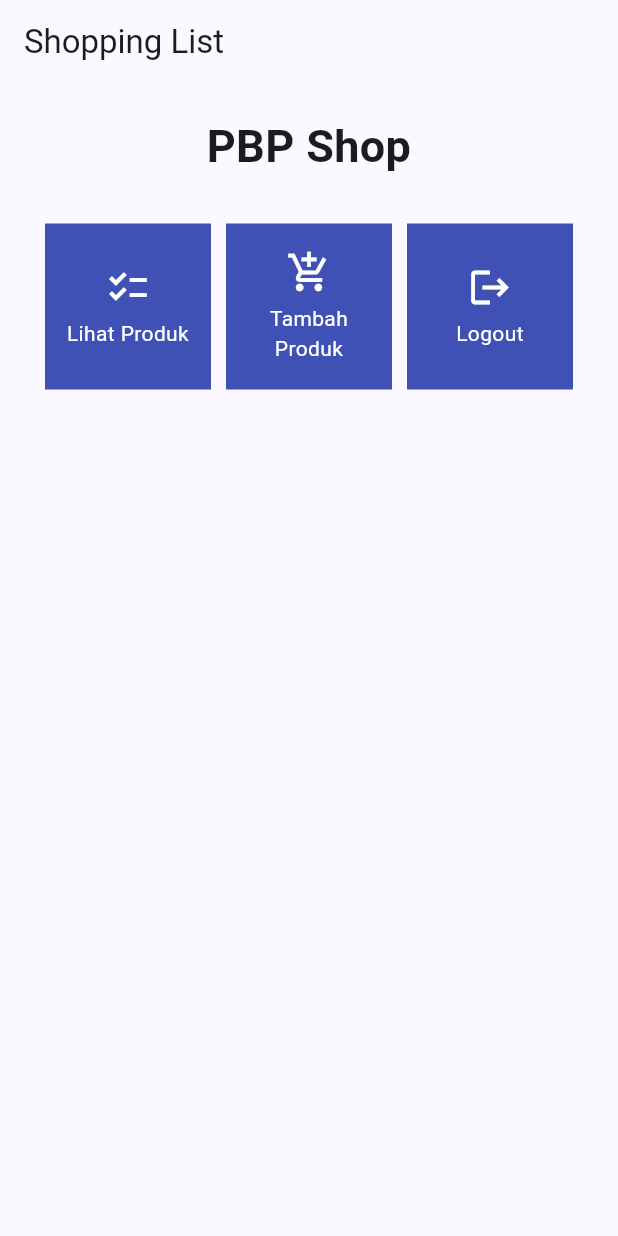
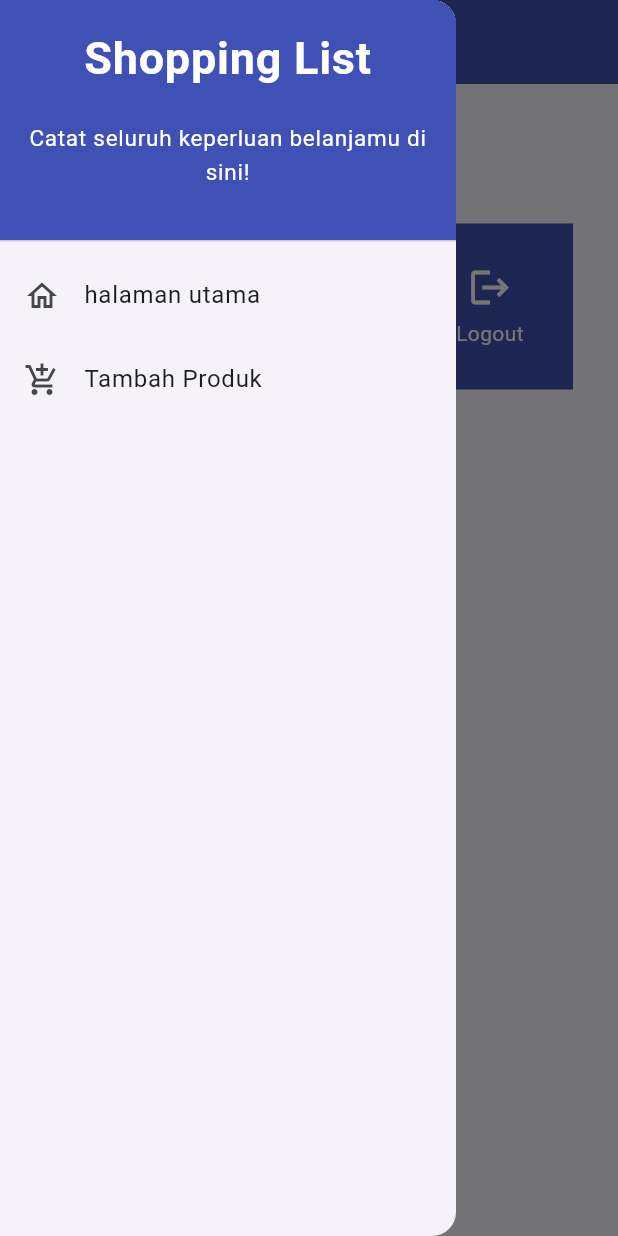
Before and after one commit to CyberSleeper/shopping-list-mobile, a Flutter app: the screen it shows after launch, with the side drawer open (before the commit the screen has no drawer), on a phone screen of 412 x 824 dp. Run offline on Flutter 3.47's test engine with Material 2 defaults, Android fonts, the phone set to English and light mode, and no system bars.

Commit message:
Done Tutorial 7

```diff
--- a/lib/main.dart
+++ b/lib/main.dart
@@ -1,5 +1,5 @@
 import 'package:flutter/material.dart';
-import 'package:shopping_list/menu.dart';
+import 'package:shopping_list/screens/menu.dart';
 
 void main() {
   runApp(const MyApp());
--- a/lib/menu.dart
+++ b/lib/screens/menu.dart
@@ -1,56 +1,6 @@
 import 'package:flutter/material.dart';
-
-class ShopItem {
-  final String name;
-  final IconData icon;
-
-  ShopItem(this.name, this.icon);
-}
-
-class ShopCard extends StatelessWidget {
-  final ShopItem item;
-
-  const ShopCard(this.item, {super.key}); // Constructor
-
-  @override
-  Widget build(BuildContext context) {
-    return Material(
-      color: Colors.indigo,
-      child: InkWell(
-        // Area responsive terhadap sentuhan
-        onTap: () {
-          // Memunculkan SnackBar ketika diklik
-          ScaffoldMessenger.of(context)
-            ..hideCurrentSnackBar()
-            ..showSnackBar(SnackBar(
-                content: Text("Kamu telah menekan tombol ${item.name}!")));
-        },
-        child: Container(
-          // Container untuk menyimpan Icon dan Text
-          padding: const EdgeInsets.all(8),
-          child: Center(
-            child: Column(
-              mainAxisAlignment: MainAxisAlignment.center,
-              children: [
-                Icon(
-                  item.icon,
-                  color: Colors.white,
-                  size: 30.0,
-                ),
-                const Padding(padding: EdgeInsets.all(3)),
-                Text(
-                  item.name,
-                  textAlign: TextAlign.center,
-                  style: const TextStyle(color: Colors.white),
-                ),
-              ],
-            ),
-          ),
-        ),
-      ),
-    );
-  }
-}
+import 'package:shopping_list/widgets/left_drawer.dart';
+import 'package:shopping_list/widgets/shop_card.dart';
 
 class MyHomePage extends StatelessWidget {
   MyHomePage({Key? key}) : super(key: key);
@@ -68,7 +18,10 @@ class MyHomePage extends StatelessWidget {
         title: const Text(
           'Shopping List',
         ),
+        backgroundColor: Colors.indigo,
+        foregroundColor: Colors.white,
       ),
+      drawer: const LeftDrawer(),
       body: SingleChildScrollView(
         // Widget wrapper yang dapat discroll
         child: Padding(
--- /dev/null
+++ b/lib/widgets/left_drawer.dart
@@ -0,0 +1,67 @@
+import 'package:flutter/material.dart';
+import 'package:shopping_list/screens/menu.dart';
+import 'package:shopping_list/screens/shoplist_form.dart';
+
+class LeftDrawer extends StatelessWidget {
+  const LeftDrawer({super.key});
+
+  @override
+  Widget build(BuildContext context) {
+    return Drawer(
+      child: ListView(
+        children: [
+          const DrawerHeader(
+            decoration: BoxDecoration(
+              color: Colors.indigo,
+            ),
+            child: Column(
+              children: [
+                Text(
+                  'Shopping List',
+                  textAlign: TextAlign.center,
+                  style: TextStyle(
+                    fontSize: 30,
+                    fontWeight: FontWeight.bold,
+                    color: Colors.white,
+                  ),
+                ),
+                Padding(padding: EdgeInsets.all(10)),
+                Text(
+                  "Catat seluruh keperluan belanjamu di sini!",
+                  textAlign: TextAlign.center,
+                  style: TextStyle(
+                    fontSize: 15,
+                    color: Colors.white,
+                  )
+                )
+              ],
+            ),
+          ),
+          ListTile(
+            leading: const Icon(Icons.home_outlined),
+            title: const Text('halaman utama'),
+            onTap:  () {
+              Navigator.pushReplacement(
+                context,
+                MaterialPageRoute(
+                  builder: (context) => MyHomePage(),
+                ));
+            },
+          ),
+          ListTile(
+            leading: const Icon(Icons.add_shopping_cart),
+            title: const Text('Tambah Produk'),
+            onTap: () {
+              Navigator.push(
+                context,
+                MaterialPageRoute(
+                  builder: (context) => const ShopFormPage(),
+                )
+              );
+            },
+          )
+        ],
+      )
+    );
+  }
+}
--- /dev/null
+++ b/lib/widgets/shop_card.dart
@@ -0,0 +1,63 @@
+import 'package:flutter/material.dart';
+import 'package:shopping_list/screens/shoplist_form.dart';
+
+class ShopItem {
+  final String name;
+  final IconData icon;
+
+  ShopItem(this.name, this.icon);
+}
+
+class ShopCard extends StatelessWidget {
+  final ShopItem item;
+
+  const ShopCard(this.item, {super.key}); // Constructor
+
+  @override
+  Widget build(BuildContext context) {
+    return Material(
+      color: Colors.indigo,
+      child: InkWell(
+        // Area responsive terhadap sentuhan
+        onTap: () {
+          // Memunculkan SnackBar ketika diklik
+          ScaffoldMessenger.of(context)
+            ..hideCurrentSnackBar()
+            ..showSnackBar(SnackBar(
+                content: Text("Kamu telah menekan tombol ${item.name}!")));
+
+          if (item.name == "Tambah Produk") {
+            Navigator.push(
+              context,
+              MaterialPageRoute(
+                builder: (context) => const ShopFormPage(),
+              )
+            );
+          }
+        },
+        child: Container(
+          // Container untuk menyimpan Icon dan Text
+          padding: const EdgeInsets.all(8),
+          child: Center(
+            child: Column(
+              mainAxisAlignment: MainAxisAlignment.center,
+              children: [
+                Icon(
+                  item.icon,
+                  color: Colors.white,
+                  size: 30.0,
+                ),
+                const Padding(padding: EdgeInsets.all(3)),
+                Text(
+                  item.name,
+                  textAlign: TextAlign.center,
+                  style: const TextStyle(color: Colors.white),
+                ),
+              ],
+            ),
+          ),
+        ),
+      ),
+    );
+  }
+}
```
Also changed, not shown: lib/screens/shoplist_form.dart (added, +162 -0 lines).
